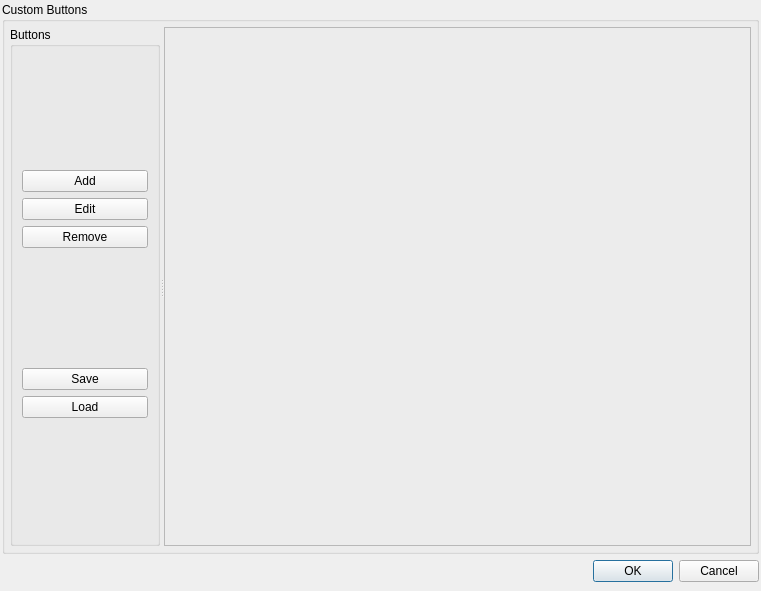
The window that GuiXYZ_VariableButtonDialog.ui (fedetony/GUI_XYZ_GImage) describes before a commit, drawn with Qt 5.
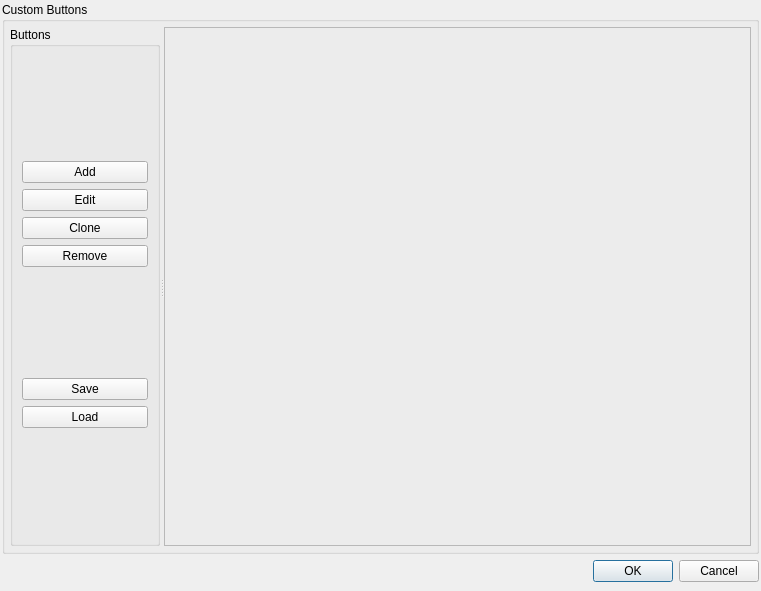
The same window after the commit.

Commit message:
VBD added batton cloning Added window settings to config file ...no idea how to install/reinstall window settings still... but is stored in btncfg files does not work as normal since btncfg files are json and object do not translate.
Added QuitreadOnMatch in configuration, to stop reading when read match is found. In case of tiny g was matching 1 word and missing all other parts in message.
Messages come separated or together as posx:0.000,Posy:10.0 on diagonal or posx:0.00,vel:600.0,stat:5.
was only reading the stat because it came first in the list.

```diff
--- a/GuiXYZ_VariableButtonDialog.ui
+++ b/GuiXYZ_VariableButtonDialog.ui
@@ -76,6 +76,13 @@
               </property>
              </widget>
             </item>
+            <item>
+             <widget class="QPushButton" name="pushButton_VBD_ButtonClone">
+              <property name="text">
+               <string>Clone</string>
+              </property>
+             </widget>
+            </item>
             <item>
              <widget class="QPushButton" name="pushButton_VBD_ButtonRemove">
               <property name="text">
```
The commit also changes 5 other files.
